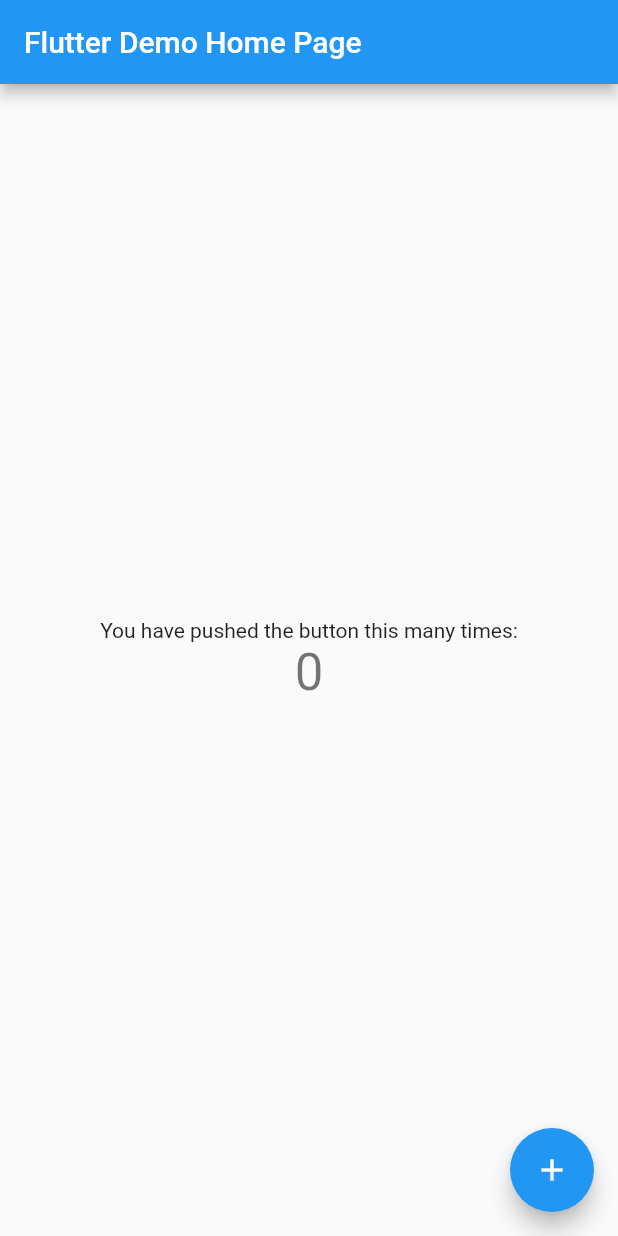
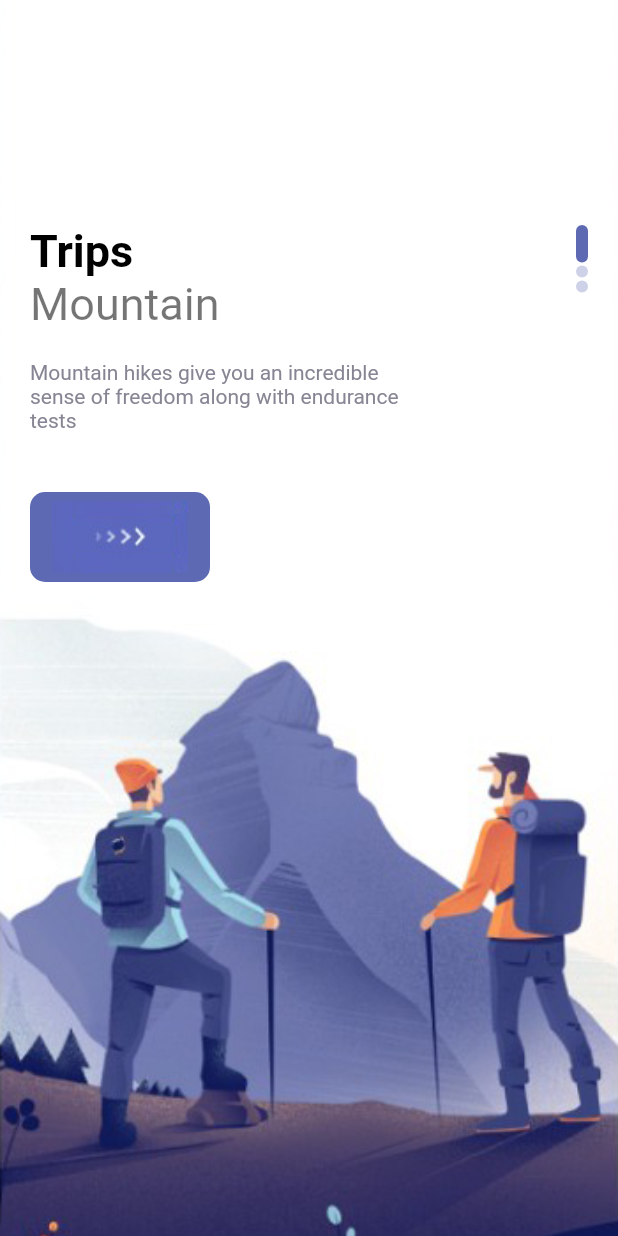
Before and after one commit to syunsuke1115/snow_mountain_UI_10templete, a Flutter app: the screen it shows after launch, on a phone screen of 412 x 824 dp. Run offline on Flutter 3.47's test engine with Material 2 defaults, Android fonts, the phone set to English and light mode, and no system bars.

Commit message:
added welcome page

```diff
--- a/lib/main.dart
+++ b/lib/main.dart
@@ -1,115 +1,20 @@
 import 'package:flutter/material.dart';
+import 'package:snow_mountain/pages/welcome_page.dart';
 
 void main() {
-  runApp(const MyApp());
+  runApp(Myapp());
 }
 
-class MyApp extends StatelessWidget {
-  const MyApp({Key? key}) : super(key: key);
-
-  // This widget is the root of your application.
+class Myapp extends StatelessWidget {
   @override
   Widget build(BuildContext context) {
     return MaterialApp(
-      title: 'Flutter Demo',
+      title: "snow_mountain",
+      debugShowCheckedModeBanner: false,
       theme: ThemeData(
-        // This is the theme of your application.
-        //
-        // Try running your application with "flutter run". You'll see the
-        // application has a blue toolbar. Then, without quitting the app, try
-        // changing the primarySwatch below to Colors.green and then invoke
-        // "hot reload" (press "r" in the console where you ran "flutter run",
-        // or simply save your changes to "hot reload" in a Flutter IDE).
-        // Notice that the counter didn't reset back to zero; the application
-        // is not restarted.
         primarySwatch: Colors.blue,
       ),
-      home: const MyHomePage(title: 'Flutter Demo Home Page'),
+      home: WelcomePage(),
     );
   }
 }
-
-class MyHomePage extends StatefulWidget {
-  const MyHomePage({Key? key, required this.title}) : super(key: key);
-
-  // This widget is the home page of your application. It is stateful, meaning
-  // that it has a State object (defined below) that contains fields that affect
-  // how it looks.
-
-  // This class is the configuration for the state. It holds the values (in this
-  // case the title) provided by the parent (in this case the App widget) and
-  // used by the build method of the State. Fields in a Widget subclass are
-  // always marked "final".
-
-  final String title;
-
-  @override
-  State<MyHomePage> createState() => _MyHomePageState();
-}
-
-class _MyHomePageState extends State<MyHomePage> {
-  int _counter = 0;
-
-  void _incrementCounter() {
-    setState(() {
-      // This call to setState tells the Flutter framework that something has
-      // changed in this State, which causes it to rerun the build method below
-      // so that the display can reflect the updated values. If we changed
-      // _counter without calling setState(), then the build method would not be
-      // called again, and so nothing would appear to happen.
-      _counter++;
-    });
-  }
-
-  @override
-  Widget build(BuildContext context) {
-    // This method is rerun every time setState is called, for instance as done
-    // by the _incrementCounter method above.
-    //
-    // The Flutter framework has been optimized to make rerunning build methods
-    // fast, so that you can just rebuild anything that needs updating rather
-    // than having to individually change instances of widgets.
-    return Scaffold(
-      appBar: AppBar(
-        // Here we take the value from the MyHomePage object that was created by
-        // the App.build method, and use it to set our appbar title.
-        title: Text(widget.title),
-      ),
-      body: Center(
-        // Center is a layout widget. It takes a single child and positions it
-        // in the middle of the parent.
-        child: Column(
-          // Column is also a layout widget. It takes a list of children and
-          // arranges them vertically. By default, it sizes itself to fit its
-          // children horizontally, and tries to be as tall as its parent.
-          //
-          // Invoke "debug painting" (press "p" in the console, choose the
-          // "Toggle Debug Paint" action from the Flutter Inspector in Android
-          // Studio, or the "Toggle Debug Paint" command in Visual Studio Code)
-          // to see the wireframe for each widget.
-          //
-          // Column has various properties to control how it sizes itself and
-          // how it positions its children. Here we use mainAxisAlignment to
-          // center the children vertically; the main axis here is the vertical
-          // axis because Columns are vertical (the cross axis would be
-          // horizontal).
-          mainAxisAlignment: MainAxisAlignment.center,
-          children: <Widget>[
-            const Text(
-              'You have pushed the button this many times:',
-            ),
-            Text(
-              '$_counter',
-              style: Theme.of(context).textTheme.headline4,
-            ),
-          ],
-        ),
-      ),
-      floatingActionButton: FloatingActionButton(
-        onPressed: _incrementCounter,
-        tooltip: 'Increment',
-        child: const Icon(Icons.add),
-      ), // This trailing comma makes auto-formatting nicer for build methods.
-    );
-  }
-}
--- /dev/null
+++ b/lib/misc/colors.dart
@@ -0,0 +1,11 @@
+import 'dart:ui';
+
+class AppColors{
+  static final Color textColor1= Color(0xFF989acd);
+  static final Color textColor2 = Color(0xFF878593);
+  static final Color bigTextColor=Color(0xFF2e2e31);
+  static final Color mainColor= Color(0xFF5d69b3);
+  static final Color starColor = Color(0xFFe7bb4e);
+  static final Color mainTextColor = Color(0xFFababad);
+  static final Color buttonBackground = Color(0xFFf1f1f9);
+}
--- /dev/null
+++ b/lib/pages/welcome_page.dart
@@ -0,0 +1,93 @@
+
+import 'package:flutter/material.dart';
+import 'package:snow_mountain/misc/colors.dart';
+import 'package:snow_mountain/widgets/app_large_text.dart';
+import 'package:snow_mountain/widgets/app_text.dart';
+import 'package:snow_mountain/widgets/responsicve_button.dart';
+
+class WelcomePage extends StatefulWidget {
+  const WelcomePage({Key? key}) : super(key: key);
+
+  @override
+  _WelcomePageState createState() => _WelcomePageState();
+}
+
+class _WelcomePageState extends State<WelcomePage> {
+  List images = [
+    "welcome-one.png",
+    "welcome-two.png",
+    "welcome-three.png",
+  ];
+  List texts =[
+    "Mountain hikes give you an incredible sense of freedom along with endurance tests",
+    "Mountain hikes give you an incredible sense of freedom along with dynamic Natures",
+    "Mountain hikes give you an incredible sense of freedom along with beautiful images",
+  ];
+  @override
+  Widget build(BuildContext context) {
+    return Scaffold(
+      body: PageView.builder(
+          scrollDirection: Axis.vertical,
+          itemCount: images.length,
+          itemBuilder: (_, index) {
+            return Container(
+              width: double.maxFinite,
+              height: double.maxFinite,
+              decoration: BoxDecoration(
+                image: DecorationImage(
+                    image: AssetImage("img/" + images[index]),
+                    //画面いっぱいにする
+                    fit: BoxFit.cover),
+              ),
+              child: Container(
+                margin: const EdgeInsets.only(top: 150, left: 20, right: 20),
+                child: Row(
+                  //幅をマックスに
+                  mainAxisAlignment: MainAxisAlignment.spaceBetween,
+                  children: [
+                    Column(
+                      //初めを揃える
+                      crossAxisAlignment: CrossAxisAlignment.start,
+                      children: [
+                        AppLargeText(text: "Trips"),
+                        AppText(
+                          text: "Mountain",
+                          size: 30,
+                        ),
+                        SizedBox(height: 20),
+                        //Containerで囲うとうまく、折り返しができる
+                        Container(
+                          width: 250,
+                          child: AppText(
+                            text: texts[index],
+                            color: AppColors.textColor2,
+                            size: 14,
+                          ),
+                        ),
+                        SizedBox(height: 40,),
+                        ResponsiveButton(width: 120,),
+                      ],
+                    ),
+                    //ページスクロールバー
+                    Column(
+                      children:
+                        List.generate(3, (indexDots) {
+                          return Container(
+                            margin: const EdgeInsets.only(bottom: 2),
+                            width: 8,
+                            height: index == indexDots?25:8,
+                            decoration: BoxDecoration(
+                              borderRadius: BorderRadius.circular(8),
+                              color: index == indexDots?AppColors.mainColor:AppColors.mainColor.withOpacity(0.3)
+                            ),
+                          );
+                        })
+                    )
+                  ],
+                ),
+              ),
+            );
+          }),
+    );
+  }
+}
--- /dev/null
+++ b/lib/widgets/app_large_text.dart
@@ -0,0 +1,22 @@
+import 'package:flutter/material.dart';
+
+class AppLargeText extends StatelessWidget {
+  double size;
+  final String text;
+  final Color color;
+
+  AppLargeText(
+      {Key? key,this.size =30, required this.text, this.color= Colors.black})
+      : super(key: key);
+
+  @override
+  Widget build(BuildContext context) {
+    return Text(text,
+      style: TextStyle(
+        color: color,
+        fontSize: size,
+        fontWeight: FontWeight.bold,
+      ),
+    );
+  }
+}
--- /dev/null
+++ b/lib/widgets/app_text.dart
@@ -0,0 +1,21 @@
+import 'package:flutter/material.dart';
+
+class AppText extends StatelessWidget {
+  double size;
+  final String text;
+  final Color color;
+
+  AppText(
+      {Key? key,this.size =16, required this.text, this.color= Colors.black54})
+      : super(key: key);
+
+  @override
+  Widget build(BuildContext context) {
+    return Text(text,
+      style: TextStyle(
+        color: color,
+        fontSize: size,
+      ),
+    );
+  }
+}
--- /dev/null
+++ b/lib/widgets/responsicve_button.dart
@@ -0,0 +1,26 @@
+import 'package:flutter/material.dart';
+import 'package:snow_mountain/misc/colors.dart';
+
+class ResponsiveButton extends StatelessWidget {
+  bool isResponsive;
+  double? width;
+  ResponsiveButton({Key? key,this.width,this.isResponsive=false}) : super(key: key);
+
+  @override
+  Widget build(BuildContext context) {
+    return Container(
+      width: width,
+      height: 60,
+      decoration: BoxDecoration(
+        borderRadius: BorderRadius.circular(10),
+        color: AppColors.mainColor
+      ),
+      child: Row(
+        mainAxisAlignment: MainAxisAlignment.center,
+        children: [
+          Image.asset("img/button-one.png"),
+        ],
+      ),
+    );
+  }
+}
--- a/pubspec.yaml
+++ b/pubspec.yaml
@@ -59,7 +59,7 @@ flutter:
 
   # To add assets to your application, add an assets section, like this:
   assets:
-    - imag/
+    - img/
     #- images/a_dot_ham.jpeg
 
   # An image asset can refer to one or more resolution-specific "variants", see
```
